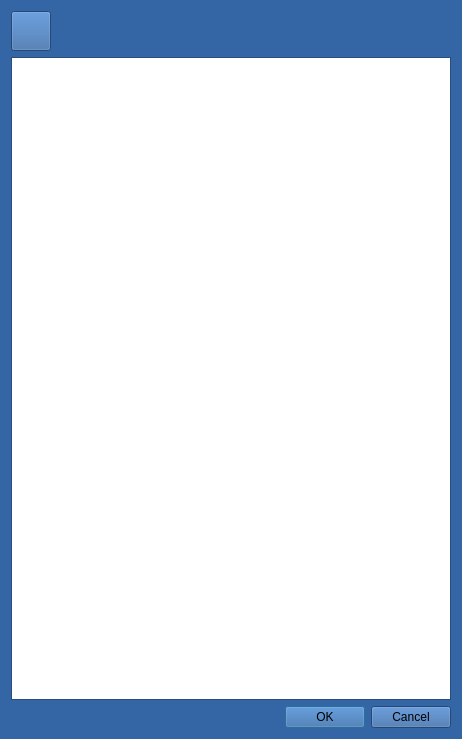
The window that ocieplenieDialog.ui (militia11/shoes) describes before a commit, drawn with Qt 5.
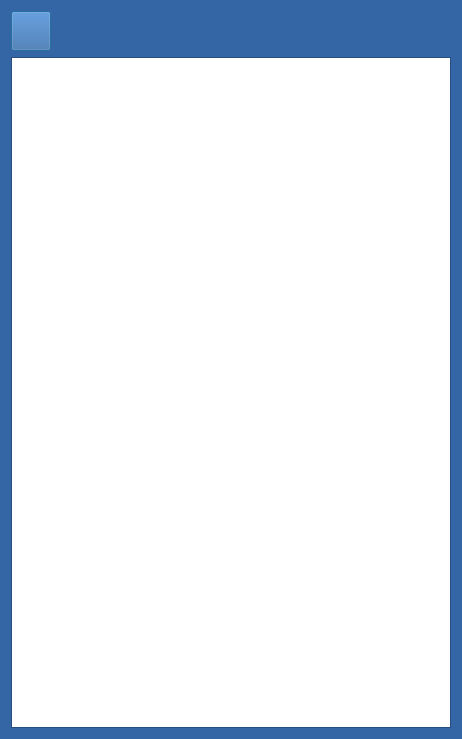
The same window after the commit. Icons and pictures are not drawn.

Diff of the .ui file:
```diff
--- a/ocieplenieDialog.ui
+++ b/ocieplenieDialog.ui
@@ -491,16 +491,6 @@
      </property>
     </widget>
    </item>
-   <item>
-    <widget class="QDialogButtonBox" name="buttonBox">
-     <property name="orientation">
-      <enum>Qt::Horizontal</enum>
-     </property>
-     <property name="standardButtons">
-      <set>QDialogButtonBox::Cancel|QDialogButtonBox::Ok</set>
-     </property>
-    </widget>
-   </item>
   </layout>
  </widget>
  <resources>
```
Left out of the diff: 35 changed lines with no effect on the pictures.
